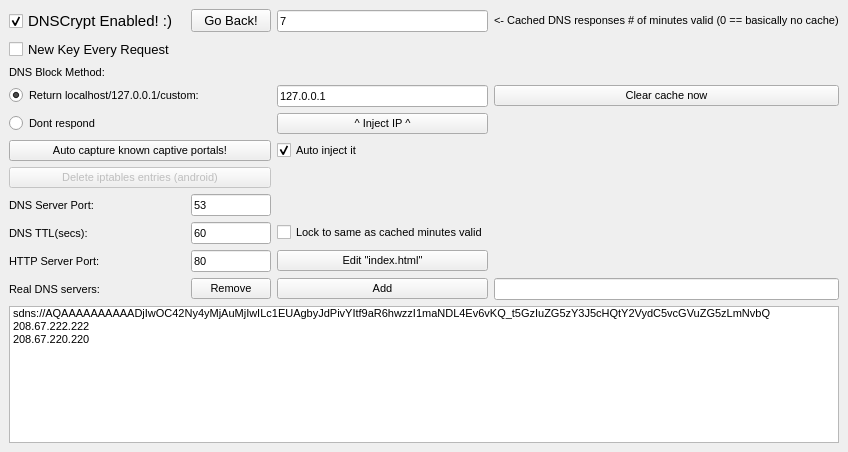
First picture: the form in Source/YourFriendlyDNS/settingswindow.ui, repository softwareengineer1/YourFriendlyDNS, before the edit.
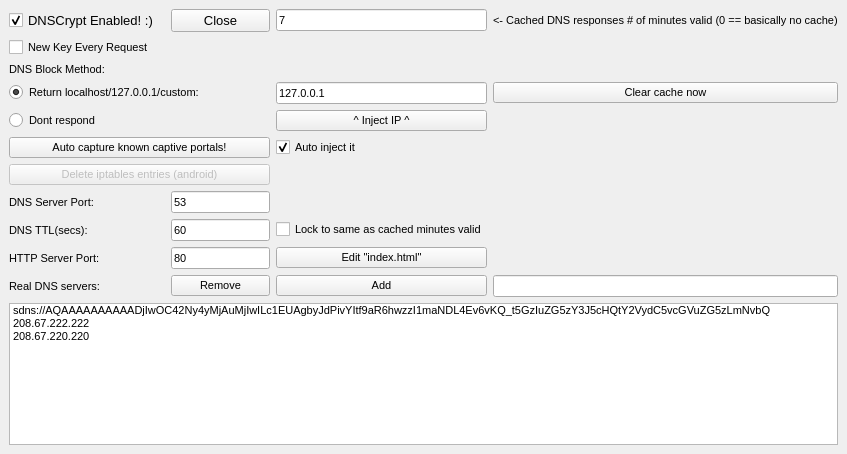
Second picture: the form after the edit.

```diff
--- a/Source/YourFriendlyDNS/settingswindow.ui
+++ b/Source/YourFriendlyDNS/settingswindow.ui
@@ -7,7 +7,7 @@
     <x>0</x>
     <y>0</y>
     <width>847</width>
-    <height>452</height>
+    <height>454</height>
    </rect>
   </property>
   <property name="windowTitle">
@@ -334,7 +334,7 @@
      <widget class="QCheckBox" name="dnscryptEnabled">
       <property name="font">
        <font>
-        <pointsize>11</pointsize>
+        <pointsize>10</pointsize>
        </font>
       </property>
       <property name="text">
@@ -349,7 +349,7 @@
      <widget class="QCheckBox" name="newKeyPerRequest">
       <property name="font">
        <font>
-        <pointsize>10</pointsize>
+        <pointsize>8</pointsize>
        </font>
       </property>
       <property name="text">
@@ -365,7 +365,7 @@
        </font>
       </property>
       <property name="text">
-       <string>Go Back!</string>
+       <string>Close</string>
       </property>
      </widget>
     </item>
```
